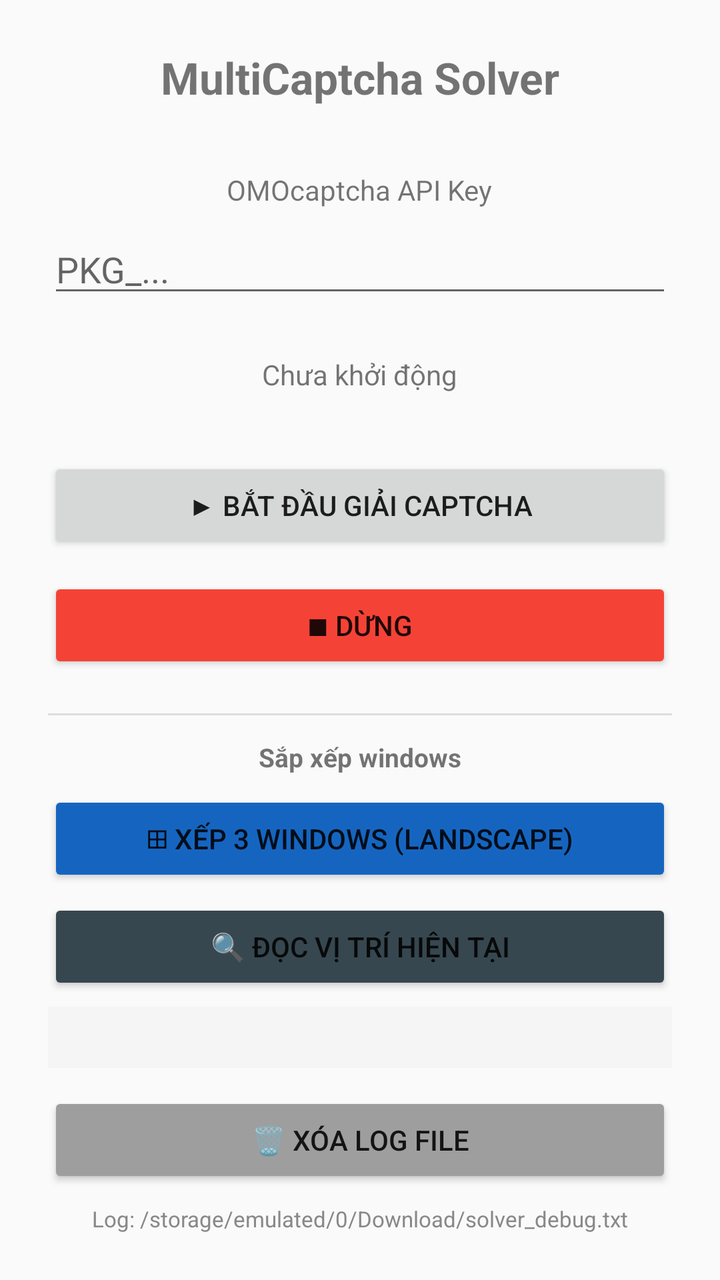
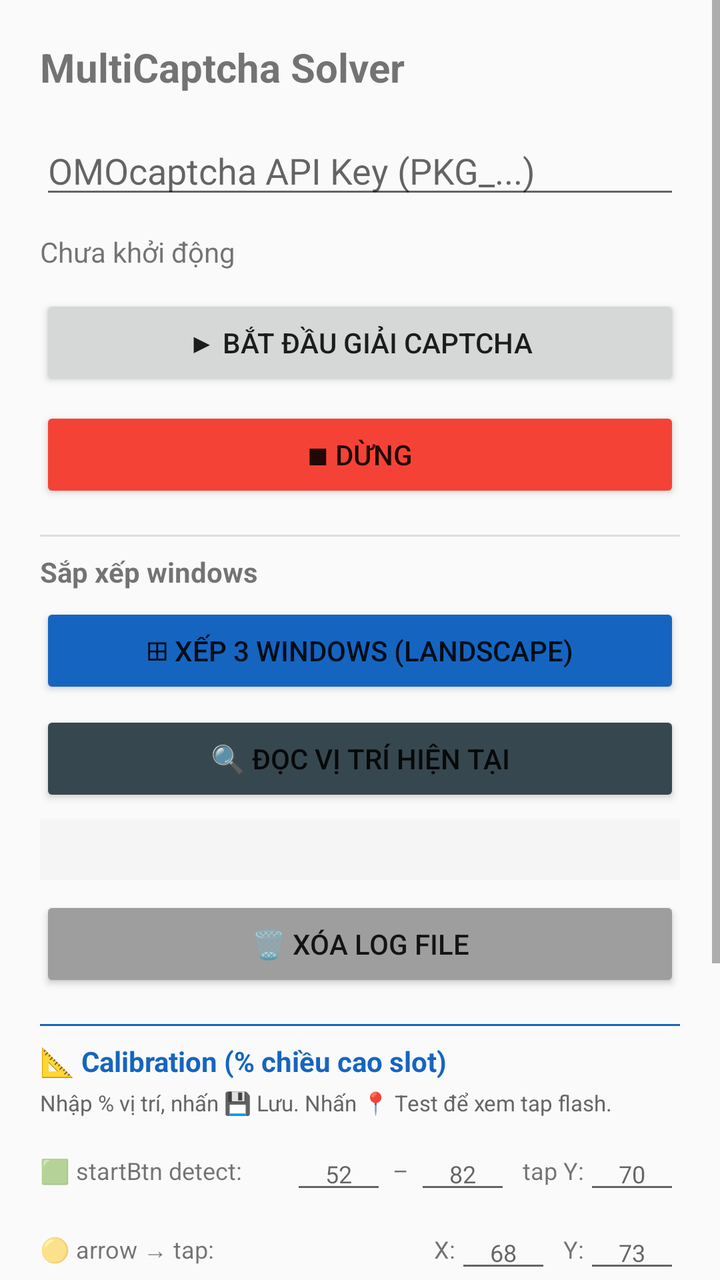

The first picture is an Android layout as it rendered before a commit; the second is the same layout after the commit. The layout source and the unified diff follow.
<!-- AndroidManifest.xml: application theme Theme.AppCompat.Light.DarkActionBar -->
<!-- res/layout/activity_main.xml -->
<?xml version="1.0" encoding="utf-8"?>
<LinearLayout xmlns:android="http://schemas.android.com/apk/res/android"
    android:layout_width="match_parent"
    android:layout_height="match_parent"
    android:orientation="vertical"
    android:padding="24dp"
    android:gravity="center_horizontal">

    <TextView
        android:layout_width="wrap_content"
        android:layout_height="wrap_content"
        android:text="MultiCaptcha Solver"
        android:textSize="22sp"
        android:textStyle="bold"
        android:layout_marginBottom="32dp"/>

    <TextView
        android:layout_width="wrap_content"
        android:layout_height="wrap_content"
        android:text="OMOcaptcha API Key"
        android:textSize="14sp"
        android:layout_marginBottom="8dp"/>

    <EditText
        android:id="@+id/etApiKey"
        android:layout_width="match_parent"
        android:layout_height="wrap_content"
        android:hint="PKG_..."
        android:inputType="text"
        android:singleLine="true"
        android:layout_marginBottom="24dp"/>

    <TextView
        android:id="@+id/tvStatus"
        android:layout_width="wrap_content"
        android:layout_height="wrap_content"
        android:text="Chưa khởi động"
        android:textSize="14sp"
        android:layout_marginBottom="32dp"/>

    <Button
        android:id="@+id/btnStart"
        android:layout_width="match_parent"
        android:layout_height="wrap_content"
        android:text="▶ Bắt đầu giải captcha"
        android:layout_marginBottom="12dp"/>

    <Button
        android:id="@+id/btnStop"
        android:layout_width="match_parent"
        android:layout_height="wrap_content"
        android:text="■ Dừng"
        android:backgroundTint="#F44336"/>

    <View
        android:layout_width="match_parent"
        android:layout_height="1dp"
        android:background="#DDDDDD"
        android:layout_marginTop="20dp"
        android:layout_marginBottom="12dp"/>

    <TextView
        android:layout_width="wrap_content"
        android:layout_height="wrap_content"
        android:text="Sắp xếp windows"
        android:textSize="13sp"
        android:textStyle="bold"
        android:layout_marginBottom="8dp"/>

    <Button
        android:id="@+id/btnLayout"
        android:layout_width="match_parent"
        android:layout_height="wrap_content"
        android:text="⊞ Xếp 3 windows (landscape)"
        android:backgroundTint="#1565C0"/>

    <Button
        android:id="@+id/btnReadPos"
        android:layout_width="match_parent"
        android:layout_height="wrap_content"
        android:text="🔍 Đọc vị trí hiện tại"
        android:backgroundTint="#37474F"
        android:layout_marginTop="6dp"/>

    <TextView
        android:id="@+id/tvPosInfo"
        android:layout_width="match_parent"
        android:layout_height="wrap_content"
        android:text=""
        android:textSize="11sp"
        android:textColor="#37474F"
        android:fontFamily="monospace"
        android:layout_marginTop="6dp"
        android:padding="8dp"
        android:background="#F5F5F5"/>

    <Button
        android:id="@+id/btnClearLog"
        android:layout_width="match_parent"
        android:layout_height="wrap_content"
        android:text="🗑 Xóa log file"
        android:backgroundTint="#9E9E9E"
        android:layout_marginTop="12dp"/>

    <TextView
        android:layout_width="wrap_content"
        android:layout_height="wrap_content"
        android:text="Log: /storage/emulated/0/Download/solver_debug.txt"
        android:textSize="11sp"
        android:textColor="#888888"
        android:layout_marginTop="8dp"/>

    <TextView
        android:layout_width="wrap_content"
        android:layout_height="wrap_content"
        android:text="Slots (trái → phải):\n  Slot 0: a.baba\n  Slot 1: a.dcdc\n  Slot 2: a.fefe"
        android:textSize="12sp"
        android:textColor="#888888"
        android:layout_marginTop="16dp"/>

</LinearLayout>
<!-- resources referenced by this layout -->
<resources>

</resources>

<!-- the commit's change to res/layout/activity_main.xml (unified diff, before → after) -->
@@ -1,121 +1,188 @@
 <?xml version="1.0" encoding="utf-8"?>
-<LinearLayout xmlns:android="http://schemas.android.com/apk/res/android"
+<ScrollView xmlns:android="http://schemas.android.com/apk/res/android"
     android:layout_width="match_parent"
-    android:layout_height="match_parent"
-    android:orientation="vertical"
-    android:padding="24dp"
-    android:gravity="center_horizontal">
+    android:layout_height="match_parent">
 
-    <TextView
-        android:layout_width="wrap_content"
-        android:layout_height="wrap_content"
-        android:text="MultiCaptcha Solver"
-        android:textSize="22sp"
-        android:textStyle="bold"
-        android:layout_marginBottom="32dp"/>
-
-    <TextView
-        android:layout_width="wrap_content"
-        android:layout_height="wrap_content"
-        android:text="OMOcaptcha API Key"
-        android:textSize="14sp"
-        android:layout_marginBottom="8dp"/>
-
-    <EditText
-        android:id="@+id/etApiKey"
+    <LinearLayout
         android:layout_width="match_parent"
         android:layout_height="wrap_content"
-        android:hint="PKG_..."
-        android:inputType="text"
-        android:singleLine="true"
-        android:layout_marginBottom="24dp"/>
+        android:orientation="vertical"
+        android:padding="20dp">
 
-    <TextView
-        android:id="@+id/tvStatus"
-        android:layout_width="wrap_content"
-        android:layout_height="wrap_content"
-        android:text="Chưa khởi động"
-        android:textSize="14sp"
-        android:layout_marginBottom="32dp"/>
+        <TextView
+            android:layout_width="wrap_content"
+            android:layout_height="wrap_content"
+            android:text="MultiCaptcha Solver"
+            android:textSize="20sp"
+            android:textStyle="bold"
+            android:layout_marginBottom="16dp"/>
 
-    <Button
-        android:id="@+id/btnStart"
-        android:layout_width="match_parent"
-        android:layout_height="wrap_content"
-        android:text="▶ Bắt đầu giải captcha"
-        android:layout_marginBottom="12dp"/>
+        <EditText
+            android:id="@+id/etApiKey"
+            android:layout_width="match_parent"
+            android:layout_height="wrap_content"
+            android:hint="OMOcaptcha API Key (PKG_...)"
+            android:inputType="text"
+            android:singleLine="true"
+            android:layout_marginBottom="12dp"/>
 
-    <Button
-        android:id="@+id/btnStop"
-        android:layout_width="match_parent"
-        android:layout_height="wrap_content"
-        android:text="■ Dừng"
-        android:backgroundTint="#F44336"/>
+        <TextView
+            android:id="@+id/tvStatus"
+            android:layout_width="wrap_content"
+            android:layout_height="wrap_content"
+            android:text="Chưa khởi động"
+            android:layout_marginBottom="12dp"/>
 
-    <View
-        android:layout_width="match_parent"
-        android:layout_height="1dp"
-        android:background="#DDDDDD"
-        android:layout_marginTop="20dp"
-        android:layout_marginBottom="12dp"/>
+        <Button
+            android:id="@+id/btnStart"
+            android:layout_width="match_parent"
+            android:layout_height="wrap_content"
+            android:text="▶ Bắt đầu giải captcha"
+            android:layout_marginBottom="8dp"/>
 
-    <TextView
-        android:layout_width="wrap_content"
-        android:layout_height="wrap_content"
-        android:text="Sắp xếp windows"
-        android:textSize="13sp"
-        android:textStyle="bold"
-        android:layout_marginBottom="8dp"/>
+        <Button
+            android:id="@+id/btnStop"
+            android:layout_width="match_parent"
+            android:layout_height="wrap_content"
+            android:text="■ Dừng"
+            android:backgroundTint="#F44336"
+            android:layout_marginBottom="8dp"/>
 
-    <Button
-        android:id="@+id/btnLayout"
-        android:layout_width="match_parent"
-        android:layout_height="wrap_content"
-        android:text="⊞ Xếp 3 windows (landscape)"
-        android:backgroundTint="#1565C0"/>
+        
+        <View android:layout_width="match_parent" android:layout_height="1dp"
+            android:background="#DDDDDD" android:layout_marginTop="8dp" android:layout_marginBottom="8dp"/>
 
-    <Button
-        android:id="@+id/btnReadPos"
-        android:layout_width="match_parent"
-        android:layout_height="wrap_content"
-        android:text="🔍 Đọc vị trí hiện tại"
-        android:backgroundTint="#37474F"
-        android:layout_marginTop="6dp"/>
+        <TextView android:layout_width="wrap_content" android:layout_height="wrap_content"
+            android:text="Sắp xếp windows" android:textStyle="bold" android:layout_marginBottom="6dp"/>
 
-    <TextView
-        android:id="@+id/tvPosInfo"
-        android:layout_width="match_parent"
-        android:layout_height="wrap_content"
-        android:text=""
-        android:textSize="11sp"
-        android:textColor="#37474F"
-        android:fontFamily="monospace"
-        android:layout_marginTop="6dp"
-        android:padding="8dp"
-        android:background="#F5F5F5"/>
+        <Button android:id="@+id/btnLayout" android:layout_width="match_parent"
+            android:layout_height="wrap_content" android:text="⊞ Xếp 3 windows (landscape)"
+            android:backgroundTint="#1565C0"/>
 
-    <Button
-        android:id="@+id/btnClearLog"
-        android:layout_width="match_parent"
-        android:layout_height="wrap_content"
-        android:text="🗑 Xóa log file"
-        android:backgroundTint="#9E9E9E"
-        android:layout_marginTop="12dp"/>
+        <Button android:id="@+id/btnReadPos" android:layout_width="match_parent"
+            android:layout_height="wrap_content" android:text="🔍 Đọc vị trí hiện tại"
+            android:backgroundTint="#37474F" android:layout_marginTop="6dp"/>
 
-    <TextView
-        android:layout_width="wrap_content"
-        android:layout_height="wrap_content"
-        android:text="Log: /storage/emulated/0/Download/solver_debug.txt"
-        android:textSize="11sp"
-        android:textColor="#888888"
-        android:layout_marginTop="8dp"/>
+        <TextView android:id="@+id/tvPosInfo" android:layout_width="match_parent"
+            android:layout_height="wrap_content" android:textSize="11sp"
+            android:fontFamily="monospace" android:layout_marginTop="6dp"
+            android:padding="8dp" android:background="#F5F5F5"/>
 
-    <TextView
-        android:layout_width="wrap_content"
-        android:layout_height="wrap_content"
-        android:text="Slots (trái → phải):\n  Slot 0: a.baba\n  Slot 1: a.dcdc\n  Slot 2: a.fefe"
-        android:textSize="12sp"
-        android:textColor="#888888"
-        android:layout_marginTop="16dp"/>
+        <Button android:id="@+id/btnClearLog" android:layout_width="match_parent"
+            android:layout_height="wrap_content" android:text="🗑 Xóa log file"
+            android:backgroundTint="#9E9E9E" android:layout_marginTop="8dp"/>
 
-</LinearLayout>
+        
+        <View android:layout_width="match_parent" android:layout_height="1dp"
+            android:background="#1565C0" android:layout_marginTop="16dp" android:layout_marginBottom="8dp"/>
+
+        <TextView android:layout_width="wrap_content" android:layout_height="wrap_content"
+            android:text="📐 Calibration (% chiều cao slot)"
+            android:textStyle="bold" android:textColor="#1565C0" android:layout_marginBottom="4dp"/>
+
+        <TextView android:layout_width="wrap_content" android:layout_height="wrap_content"
+            android:text="Nhập % vị trí, nhấn 💾 Lưu. Nhấn 📍 Test để xem tap flash."
+            android:textSize="11sp" android:textColor="#666666" android:layout_marginBottom="10dp"/>
+
+        
+        <LinearLayout android:layout_width="match_parent" android:layout_height="wrap_content"
+            android:orientation="horizontal" android:gravity="center_vertical" android:layout_marginBottom="6dp">
+            <TextView android:layout_width="0dp" android:layout_height="wrap_content"
+                android:layout_weight="1" android:text="🟩 startBtn detect:"
+                android:textSize="12sp"/>
+            <EditText android:id="@+id/etStartDetTop" android:layout_width="48dp"
+                android:layout_height="wrap_content" android:inputType="number"
+                android:hint="52" android:textSize="12sp" android:textAlignment="center"/>
+            <TextView android:layout_width="wrap_content" android:layout_height="wrap_content"
+                android:text=" – " android:textSize="12sp"/>
+            <EditText android:id="@+id/etStartDetBot" android:layout_width="48dp"
+                android:layout_height="wrap_content" android:inputType="number"
+                android:hint="82" android:textSize="12sp" android:textAlignment="center"/>
+            <TextView android:layout_width="wrap_content" android:layout_height="wrap_content"
+                android:text="  tap Y:" android:textSize="12sp"/>
+            <EditText android:id="@+id/etStartTapY" android:layout_width="48dp"
+                android:layout_height="wrap_content" android:inputType="number"
+                android:hint="70" android:textSize="12sp" android:textAlignment="center"/>
+        </LinearLayout>
+
+        
+        <LinearLayout android:layout_width="match_parent" android:layout_height="wrap_content"
+            android:orientation="horizontal" android:gravity="center_vertical" android:layout_marginBottom="6dp">
+            <TextView android:layout_width="0dp" android:layout_height="wrap_content"
+                android:layout_weight="1" android:text="🟡 arrow → tap:"
+                android:textSize="12sp"/>
+            <TextView android:layout_width="wrap_content" android:layout_height="wrap_content"
+                android:text="X:" android:textSize="12sp"/>
+            <EditText android:id="@+id/etArrowTapX" android:layout_width="48dp"
+                android:layout_height="wrap_content" android:inputType="number"
+                android:hint="68" android:textSize="12sp" android:textAlignment="center"/>
+            <TextView android:layout_width="wrap_content" android:layout_height="wrap_content"
+                android:text="  Y:" android:textSize="12sp"/>
+            <EditText android:id="@+id/etArrowTapY" android:layout_width="48dp"
+                android:layout_height="wrap_content" android:inputType="number"
+                android:hint="73" android:textSize="12sp" android:textAlignment="center"/>
+        </LinearLayout>
+
+        
+        <LinearLayout android:layout_width="match_parent" android:layout_height="wrap_content"
+            android:orientation="horizontal" android:gravity="center_vertical" android:layout_marginBottom="6dp">
+            <TextView android:layout_width="0dp" android:layout_height="wrap_content"
+                android:layout_weight="1" android:text="🟦 submitBtn detect:"
+                android:textSize="12sp"/>
+            <EditText android:id="@+id/etSubDetTop" android:layout_width="48dp"
+                android:layout_height="wrap_content" android:inputType="number"
+                android:hint="75" android:textSize="12sp" android:textAlignment="center"/>
+            <TextView android:layout_width="wrap_content" android:layout_height="wrap_content"
+                android:text=" – " android:textSize="12sp"/>
+            <EditText android:id="@+id/etSubDetBot" android:layout_width="48dp"
+                android:layout_height="wrap_content" android:inputType="number"
+                android:hint="92" android:textSize="12sp" android:textAlignment="center"/>
+            <TextView android:layout_width="wrap_content" android:layout_height="wrap_content"
+                android:text="  tap Y:" android:textSize="12sp"/>
+            <EditText android:id="@+id/etSubTapY" android:layout_width="48dp"
+                android:layout_height="wrap_content" android:inputType="number"
+                android:hint="80" android:textSize="12sp" android:textAlignment="center"/>
+        </LinearLayout>
+
+        
+        <LinearLayout android:layout_width="match_parent" android:layout_height="wrap_content"
+            android:orientation="horizontal" android:gravity="center_vertical" android:layout_marginBottom="12dp">
+            <TextView android:layout_width="0dp" android:layout_height="wrap_content"
+                android:layout_weight="1" android:text="🟧 matchThis crop Y:"
+                android:textSize="12sp"/>
+            <EditText android:id="@+id/etMatchTop" android:layout_width="48dp"
+                android:layout_height="wrap_content" android:inputType="number"
+                android:hint="38" android:textSize="12sp" android:textAlignment="center"/>
+            <TextView android:layout_width="wrap_content" android:layout_height="wrap_content"
+                android:text=" – " android:textSize="12sp"/>
+            <EditText android:id="@+id/etMatchBot" android:layout_width="48dp"
+                android:layout_height="wrap_content" android:inputType="number"
+                android:hint="68" android:textSize="12sp" android:textAlignment="center"/>
+        </LinearLayout>
+
+        
+        <LinearLayout android:layout_width="match_parent" android:layout_height="wrap_content"
+            android:orientation="horizontal">
+            <Button android:id="@+id/btnSaveCalib" android:layout_width="0dp"
+                android:layout_height="wrap_content" android:layout_weight="1"
+                android:text="💾 Lưu" android:backgroundTint="#2E7D32"
+                android:layout_marginEnd="6dp"/>
+            <Button android:id="@+id/btnResetCalib" android:layout_width="0dp"
+                android:layout_height="wrap_content" android:layout_weight="1"
+                android:text="🔁 Reset" android:backgroundTint="#E65100"
+                android:layout_marginEnd="6dp"/>
+            <Button android:id="@+id/btnTestTap" android:layout_width="0dp"
+                android:layout_height="wrap_content" android:layout_weight="1"
+                android:text="📍 Test tap" android:backgroundTint="#6A1B9A"/>
+        </LinearLayout>
+
+        <TextView android:layout_width="wrap_content" android:layout_height="wrap_content"
+            android:text="Log: /storage/emulated/0/Download/solver_debug.txt"
+            android:textSize="10sp" android:textColor="#888888" android:layout_marginTop="12dp"/>
+
+        <TextView android:layout_width="wrap_content" android:layout_height="wrap_content"
+            android:text="Slots: Slot0=a.baba  Slot1=a.dcdc  Slot2=a.fefe"
+            android:textSize="10sp" android:textColor="#888888" android:layout_marginTop="4dp"/>
+
+    </LinearLayout>
+</ScrollView>
